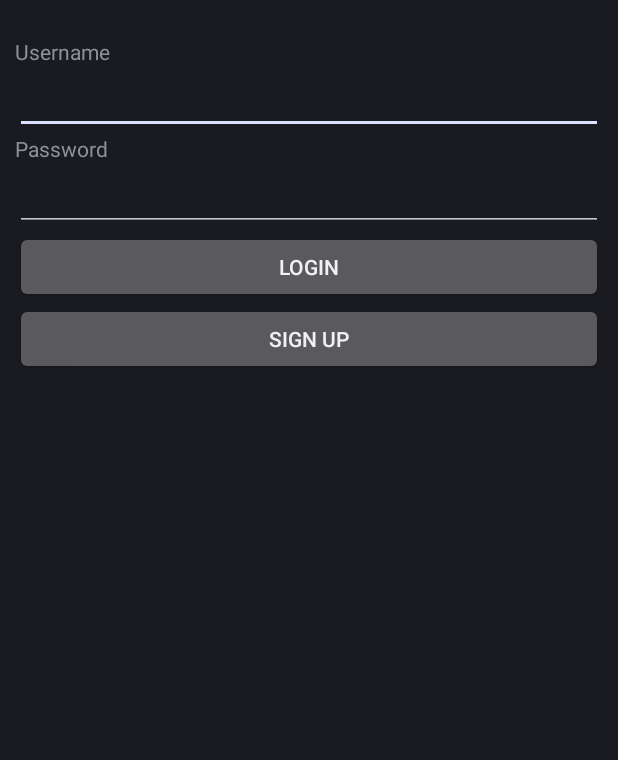
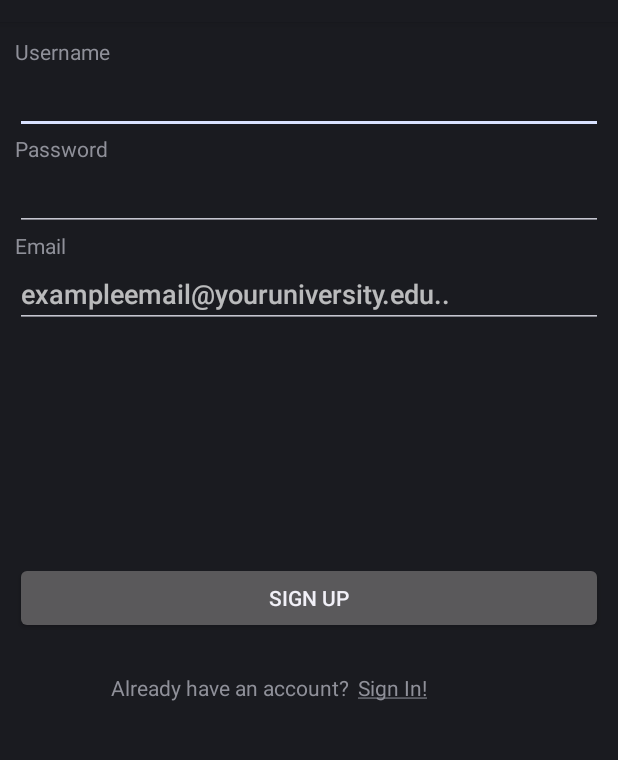
Before and after one commit to billyodonnell/PartyUP-, an Android app: the screen it shows after launch (LoginSignupActivity before the commit, SignupActivity after it), on a phone screen of 412 x 824 dp, the part 62-822 px from its top. Run offline under Robolectric (Android 15) with nearby library versions, the phone set to English and light mode, and no system bars.

Commit message:
SignUp / LogIn Activities
Login -> Welcome still glitchy

```diff
--- a/PartyUP/app/src/main/AndroidManifest.xml
+++ b/PartyUP/app/src/main/AndroidManifest.xml
@@ -22,7 +22,9 @@
                 <category android:name="android.intent.category.LAUNCHER" />
             </intent-filter>
         </activity>
-        <activity android:name=".LoginSignupActivity" >
+        <activity android:name=".SignupActivity" >
+        </activity>
+        <activity android:name=".LoginActivity" >
         </activity>
         <activity android:name=".Welcome" >
         </activity>
--- a/PartyUP/app/src/main/java/com/findyourparty/partyup/partyup/MainActivity.java
+++ b/PartyUP/app/src/main/java/com/findyourparty/partyup/partyup/MainActivity.java
@@ -18,9 +18,9 @@ public class MainActivity extends Activity {
 
         // Determine whether the current user is an anonymous user
         if (ParseAnonymousUtils.isLinked(ParseUser.getCurrentUser())) {
-            // If user is anonymous, send the user to LoginSignupActivity.class
+            // If user is anonymous, send the user to SignupActivity.class
             Intent intent = new Intent(MainActivity.this,
-                    LoginSignupActivity.class);
+                    SignupActivity.class);
             startActivity(intent);
             finish();
         } else {
@@ -33,9 +33,9 @@ public class MainActivity extends Activity {
                 startActivity(intent);
                 finish();
             } else {
-                // Send user to LoginSignupActivity.class
+                // Send user to SignupActivity.class
                 Intent intent = new Intent(MainActivity.this,
-                        LoginSignupActivity.class);
+                        SignupActivity.class);
                 startActivity(intent);
                 finish();
             }
--- a/PartyUP/app/src/main/java/com/findyourparty/partyup/partyup/LoginSignupActivity.java
+++ b/PartyUP/app/src/main/java/com/findyourparty/partyup/partyup/SignupActivity.java
@@ -1,75 +1,62 @@
 package com.findyourparty.partyup.partyup;
-
-/**
- * Created by billy_000 on 10/29/2015.
- */
 import android.app.Activity;
 import android.content.Intent;
+import android.graphics.Paint;
 import android.os.Bundle;
 import android.view.View;
 import android.view.View.OnClickListener;
 import android.widget.Button;
 import android.widget.EditText;
+import android.widget.TextView;
 import android.widget.Toast;
 
 import com.parse.LogInCallback;
 import com.parse.ParseException;
 import com.parse.ParseUser;
 import com.parse.SignUpCallback;
+/**
+ * Created by billy_000 on 11/4/2015.
+ */
+public class SignupActivity extends Activity{
 
-public class LoginSignupActivity extends Activity {
-    // Declare Variables
-    Button loginbutton;
     Button signup;
     String usernametxt;
     String passwordtxt;
+    String emailtxt;
     EditText password;
     EditText username;
+    EditText email;
+    TextView signuptologinbutton;
 
     /** Called when the activity is first created. */
     public void onCreate(Bundle savedInstanceState) {
         super.onCreate(savedInstanceState);
         // Get the view from loginsignup.xml
-        setContentView(R.layout.loginsignup);
+        setContentView(R.layout.signup);
         // Locate EditTexts in loginsignup.xml
         username = (EditText) findViewById(R.id.username);
         password = (EditText) findViewById(R.id.password);
+        email = (EditText) findViewById(R.id.email);
+        signuptologinbutton = (TextView) findViewById(R.id.signuptologinbutton);
+        signuptologinbutton.setPaintFlags(signuptologinbutton.getPaintFlags() |   Paint.UNDERLINE_TEXT_FLAG);
 
-        // Locate Buttons in main.xml
-        loginbutton = (Button) findViewById(R.id.login);
+        // Locate Buttons in signup.xml
         signup = (Button) findViewById(R.id.signup);
+        ParseUser currentUser;
+        currentUser = ParseUser.getCurrentUser();
+        if (currentUser != null)
+            currentUser.logOut();
+        // Login Button Click Listener
+        signuptologinbutton.setOnClickListener(new OnClickListener() {
+            public void onClick(View arg0) {
+                // send to Register Activity
+                Intent intent = new Intent(
+                        SignupActivity.this,
+                        LoginActivity.class);
+                startActivity(intent);
+                finish();
+            }
 
-        // Login Button Click Listener
-        loginbutton.setOnClickListener(new OnClickListener() {
-
-            public void onClick(View arg0) {
-                // Retrieve the text entered from the EditText
-                usernametxt = username.getText().toString();
-                passwordtxt = password.getText().toString();
-
-                // Send data to Parse.com for verification
-                ParseUser.logInInBackground(usernametxt, passwordtxt,
-                        new LogInCallback() {
-                            public void done(ParseUser user, ParseException e) {
-                                if (user != null) {
-                                    // If user exist and authenticated, send user to Welcome.class
-                                    Intent intent = new Intent(
-                                            LoginSignupActivity.this,
-                                            Welcome.class);
-                                    startActivity(intent);
-                                    Toast.makeText(getApplicationContext(),
-                                            "Successfully Logged in",
-                                            Toast.LENGTH_LONG).show();
-                                    finish();
-                                } else {
-                                    Toast.makeText(
-                                            getApplicationContext(),
-                                            "No such user exist, please signup",
-                                            Toast.LENGTH_LONG).show();
-                                }
-                            }
-                        });
-            }
         });
         // Sign up Button Click Listener
         signup.setOnClickListener(new OnClickListener() {
@@ -78,9 +65,10 @@ public class LoginSignupActivity extends Activity {
                 // Retrieve the text entered from the EditText
                 usernametxt = username.getText().toString();
                 passwordtxt = password.getText().toString();
+                emailtxt = email.getText().toString();
 
                 // Force user to fill up the form
-                if (usernametxt.equals("") && passwordtxt.equals("")) {
+                if (usernametxt.equals("") && passwordtxt.equals("") && emailtxt.equals("")) {
                     Toast.makeText(getApplicationContext(),
                             "Please complete the sign up form",
                             Toast.LENGTH_LONG).show();
@@ -90,6 +78,7 @@ public class LoginSignupActivity extends Activity {
                     ParseUser user = new ParseUser();
                     user.setUsername(usernametxt);
                     user.setPassword(passwordtxt);
+                    user.setEmail(emailtxt);
                     user.signUpInBackground(new SignUpCallback() {
                         public void done(ParseException e) {
                             if (e == null) {
@@ -97,6 +86,11 @@ public class LoginSignupActivity extends Activity {
                                 Toast.makeText(getApplicationContext(),
                                         "Successfully Signed up, please log in.",
                                         Toast.LENGTH_LONG).show();
+                                        Intent intent = new Intent(
+                                                SignupActivity.this,
+                                                LoginActivity.class);
+                                        startActivity(intent);
+                                        finish();
                             } else {
                                 Toast.makeText(getApplicationContext(),
                                         "Sign up Error", Toast.LENGTH_LONG)
--- a/PartyUP/app/src/main/java/com/findyourparty/partyup/partyup/Welcome.java
+++ b/PartyUP/app/src/main/java/com/findyourparty/partyup/partyup/Welcome.java
@@ -45,8 +45,8 @@ public class Welcome extends Activity {
             public void onClick(View arg0) {
                 // Logout current user
                 ParseUser.logOut();
-                finish();
-            }
-        });
+        finish();
+    }
+});
     }
 }
--- /dev/null
+++ b/PartyUP/app/src/main/res/layout/signup.xml
@@ -0,0 +1,91 @@
+<?xml version="1.0" encoding="utf-8"?>
+<RelativeLayout xmlns:android="http://schemas.android.com/apk/res/android"
+    android:layout_width="fill_parent"
+    android:layout_height="fill_parent"
+    android:orientation="vertical"
+    android:padding="10dip" >
+
+    <TextView
+        android:id="@+id/txtusername"
+        android:layout_width="fill_parent"
+        android:layout_height="wrap_content"
+        android:text="Username" />
+
+    <EditText
+        android:id="@+id/username"
+        android:layout_width="fill_parent"
+        android:layout_height="wrap_content"
+        android:layout_below="@+id/txtusername"
+        android:inputType="text" />
+
+    <TextView
+        android:id="@+id/txtpassword"
+        android:layout_width="fill_parent"
+        android:layout_height="wrap_content"
+        android:layout_below="@+id/username"
+        android:text="Password" />
+
+    <EditText
+        android:id="@+id/password"
+        android:layout_width="fill_parent"
+        android:layout_height="wrap_content"
+        android:layout_below="@+id/txtpassword"
+        android:inputType="textPassword" />
+
+    <Button
+        android:id="@+id/signup"
+        android:layout_width="fill_parent"
+        android:layout_height="wrap_content"
+        android:text="@string/SignupBtn"
+        android:layout_centerVertical="true"
+        android:layout_alignParentRight="true"
+        android:layout_alignParentEnd="true" />
+
+    <EditText
+        android:layout_width="wrap_content"
+        android:layout_height="wrap_content"
+        android:hint="@string/emailHint"
+        android:inputType="textEmailAddress"
+        android:ems="10"
+        android:id="@+id/email"
+        android:layout_marginTop="19dp"
+        android:layout_below="@+id/password"
+        android:layout_alignParentLeft="true"
+        android:layout_alignParentStart="true"
+        android:layout_alignRight="@+id/password"
+        android:layout_alignEnd="@+id/password" />
+
+    <TextView
+        android:layout_width="wrap_content"
+        android:layout_height="wrap_content"
+        android:text="Email"
+        android:id="@+id/txtemail"
+        android:layout_below="@+id/password"
+        android:layout_alignParentLeft="true"
+        android:layout_alignParentStart="true" />
+
+    <TextView
+        android:layout_width="wrap_content"
+        android:layout_height="wrap_content"
+        android:text="Already have an account?"
+        android:id="@+id/textView"
+        android:layout_marginTop="26dp"
+        android:layout_marginLeft="30dp"
+        android:layout_marginStart="30dp"
+        android:layout_below="@+id/signup"
+        android:layout_toRightOf="@+id/txtemail"
+        android:layout_toEndOf="@+id/txtemail" />
+
+    <TextView
+        android:layout_width="wrap_content"
+        android:layout_height="wrap_content"
+        android:text="Sign In!"
+        android:id="@+id/signuptologinbutton"
+        android:layout_marginLeft="6dp"
+        android:layout_marginStart="6dp"
+        android:layout_alignTop="@+id/textView"
+        android:layout_toRightOf="@+id/textView"
+        android:layout_toEndOf="@+id/textView"
+        android:clickable="true" />
+
+</RelativeLayout>
--- a/PartyUP/app/src/main/res/values/strings.xml
+++ b/PartyUP/app/src/main/res/values/strings.xml
@@ -9,5 +9,6 @@
     <string name="SignupBtn">Sign Up</string>
     <string name="LogoutBtn">Log Out</string>
     <string name="Welcome">Welcome!</string>
+    <string name="emailHint">exampleemail@youruniversity.edu..</string>
 
 </resources>
```
Also changed, not shown: PartyUP/app/src/main/java/com/findyourparty/partyup/partyup/LoginActivity.java (added, +89 -0 lines), PartyUP/app/src/main/res/layout/login.xml (renamed from PartyUP/app/src/main/res/layout/loginsignup.xml, +28 -6 lines).
